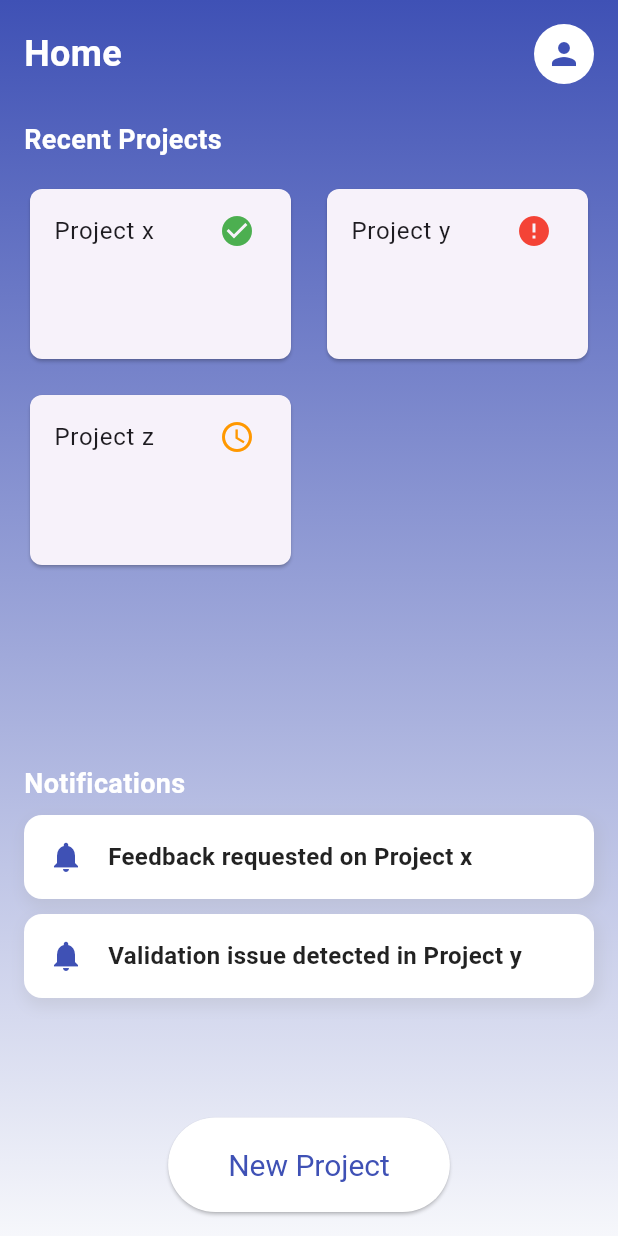
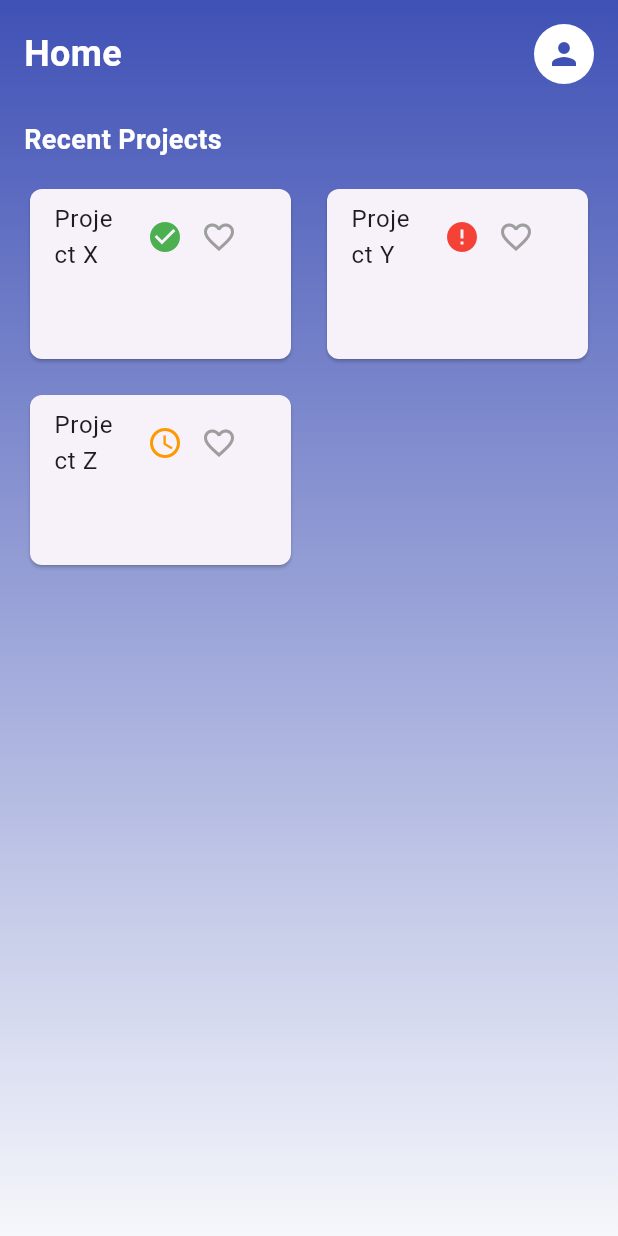
Before and after one commit to lailanabill/mobileproject, a Flutter app: the HomeScreen screen opened by its route, on a phone screen of 412 x 824 dp. Run offline on Flutter 3.47's test engine with Material 3 defaults, Android fonts, the phone set to English and light mode, and no system bars; our stand-ins replace file_picker, permission_handler, speech_to_text; missing offline and left inert: animated_introduction.

```diff
--- a/reqbot/lib/main.dart
+++ b/reqbot/lib/main.dart
@@ -1,6 +1,6 @@
 import 'package:flutter/material.dart';
 import 'package:provider/provider.dart'; // For state management
-import 'package:reqbotui/providers/favorites_provider.dart';
+import 'package:reqbot/providers/favorites_provider.dart';
 import 'screens/record.dart';
 import 'screens/sign_in_page.dart';
 import 'screens/sign_up_page.dart';
--- a/reqbot/lib/screens/home_screen.dart
+++ b/reqbot/lib/screens/home_screen.dart
@@ -1,7 +1,6 @@
 import 'package:flutter/material.dart';
-import 'package:reqbot/screens/record.dart';
-import 'package:reqbot/screens/upload_convert.dart';
-import 'project_name_input_screen.dart'; // Import the new screen
+import 'package:provider/provider.dart';
+import 'package:reqbot/providers/favorites_provider.dart';
 
 class HomeScreen extends StatelessWidget {
   const HomeScreen({Key? key}) : super(key: key);
@@ -11,7 +10,6 @@ class HomeScreen extends StatelessWidget {
     return Scaffold(
       body: Stack(
         children: [
-          // Gradient Background
           Container(
             decoration: const BoxDecoration(
               gradient: LinearGradient(
@@ -27,7 +25,6 @@ class HomeScreen extends StatelessWidget {
               child: Column(
                 crossAxisAlignment: CrossAxisAlignment.start,
                 children: [
-                  // App Bar Section
                   Row(
                     mainAxisAlignment: MainAxisAlignment.spaceBetween,
                     children: [
@@ -46,8 +43,6 @@ class HomeScreen extends StatelessWidget {
                     ],
                   ),
                   const SizedBox(height: 24),
-
-                  // Recent Projects Section
                   const Text(
                     'Recent Projects',
                     style: TextStyle(
@@ -58,21 +53,20 @@ class HomeScreen extends StatelessWidget {
                   ),
                   const SizedBox(height: 16),
                   Expanded(
-                    flex: 2,
                     child: GridView.builder(
                       gridDelegate:
                           const SliverGridDelegateWithFixedCrossAxisCount(
-                        crossAxisCount: 2, // Number of columns
-                        childAspectRatio: 1.5, // Aspect ratio of each card
-                        crossAxisSpacing: 16, // Spacing between columns
-                        mainAxisSpacing: 16, // Spacing between rows
+                        crossAxisCount: 2,
+                        childAspectRatio: 1.5,
+                        crossAxisSpacing: 16,
+                        mainAxisSpacing: 16,
                       ),
-                      itemCount: 3, // Number of projects
+                      itemCount: 3,
                       itemBuilder: (context, index) {
                         final projectNames = [
-                          'Project x',
-                          'Project y',
-                          'Project z'
+                          'Project X',
+                          'Project Y',
+                          'Project Z'
                         ];
                         final projectStatuses = [
                           'completed',
@@ -80,66 +74,11 @@ class HomeScreen extends StatelessWidget {
                           'in_progress'
                         ];
 
-                        // Add animations to cards
                         return AnimatedProjectCard(
                           projectName: projectNames[index],
                           status: projectStatuses[index],
                         );
                       },
-                    ),
-                  ),
-
-                  // Notifications Section
-                  const SizedBox(height: 16),
-                  const Text(
-                    'Notifications',
-                    style: TextStyle(
-                      color: Colors.white,
-                      fontSize: 18,
-                      fontWeight: FontWeight.bold,
-                    ),
-                  ),
-                  const SizedBox(height: 8),
-                  Expanded(
-                    flex: 1,
-                    child: ListView(
-                      children: const [
-                        NotificationButton(
-                            message: 'Feedback requested on Project x'),
-                        SizedBox(height: 10),
-                        NotificationButton(
-                            message: 'Validation issue detected in Project y'),
-                      ],
-                    ),
-                  ),
-
-                  // Bottom Section - Single Large Button
-                  const SizedBox(height: 16),
-                  Center(
-                    child: ElevatedButton(
-                      onPressed: () {
-                        // Navigate to the Project Name Input Screen
-                        Navigator.push(
-                          context,
-                          MaterialPageRoute(
-                              builder: (context) =>
-                                  const ProjectNameInputScreen()),
-                          // const Record()),
-                        );
-                      },
-                      style: ElevatedButton.styleFrom(
-                        backgroundColor: Colors.white,
-                        padding: const EdgeInsets.symmetric(
-                            horizontal: 40, vertical: 20),
-                        textStyle: const TextStyle(
-                          fontSize: 20,
-                          color: Color(0xFF3F51B5),
-                        ),
-                      ),
-                      child: const Text(
-                        'New Project',
-                        style: TextStyle(color: Color(0xFF3F51B5)),
-                      ),
                     ),
                   ),
                 ],
@@ -152,7 +91,6 @@ class HomeScreen extends StatelessWidget {
   }
 }
 
-// Animated Project Card with InkWell Splash
 class AnimatedProjectCard extends StatelessWidget {
   final String projectName;
   final String status;
@@ -161,25 +99,8 @@ class AnimatedProjectCard extends StatelessWidget {
 
   @override
   Widget build(BuildContext context) {
-    IconData icon;
-    Color color;
-
-    // Determine icon and color based on the project status
-    switch (status) {
-      case 'completed':
-        icon = Icons.check_circle;
-        color = Colors.green;
-        break;
-      case 'attention_needed':
-        icon = Icons.error;
-        color = Colors.red;
-        break;
-      case 'in_progress':
-      default:
-        icon = Icons.access_time;
-        color = Colors.orange;
-        break;
-    }
+    final favoritesProvider = Provider.of<FavoritesProvider>(context);
+    final isFavorite = favoritesProvider.isFavorite(projectName);
 
     return TweenAnimationBuilder(
       duration: const Duration(milliseconds: 500),
@@ -190,20 +111,48 @@ class AnimatedProjectCard extends StatelessWidget {
           scale: scale,
           child: InkWell(
             onTap: () {
-              // Handle card tap
               ScaffoldMessenger.of(context).showSnackBar(
                 SnackBar(content: Text('$projectName tapped')),
               );
             },
-            splashColor: Colors.blue.withOpacity(0.3), // InkWell splash color
-            borderRadius: BorderRadius.circular(8),
             child: Card(
               shape: RoundedRectangleBorder(
                 borderRadius: BorderRadius.circular(8),
               ),
               child: ListTile(
                 title: Text(projectName),
-                trailing: Icon(icon, color: color),
+                trailing: Row(
+                  mainAxisSize: MainAxisSize.min,
+                  children: [
+                    Icon(
+                      status == 'completed'
+                          ? Icons.check_circle
+                          : status == 'attention_needed'
+                              ? Icons.error
+                              : Icons.access_time,
+                      color: status == 'completed'
+                          ? Colors.green
+                          : status == 'attention_needed'
+                              ? Colors.red
+                              : Colors.orange,
+                    ),
+                    IconButton(
+                      icon: Icon(
+                        isFavorite ? Icons.favorite : Icons.favorite_border,
+                        color: isFavorite ? Colors.red : Colors.grey,
+                      ),
+                      onPressed: () {
+                        favoritesProvider.toggleFavorite(projectName);
+                        final snackBarMessage = isFavorite
+                            ? '$projectName removed from favorites'
+                            : '$projectName added to favorites';
+                        ScaffoldMessenger.of(context).showSnackBar(
+                          SnackBar(content: Text(snackBarMessage)),
+                        );
+                      },
+                    ),
+                  ],
+                ),
               ),
             ),
           ),
@@ -212,54 +161,3 @@ class AnimatedProjectCard extends StatelessWidget {
     );
   }
 }
-
-// Notification Buttons with Shadows
-class NotificationButton extends StatelessWidget {
-  final String message;
-
-  const NotificationButton({required this.message});
-
-  @override
-  Widget build(BuildContext context) {
-    return InkWell(
-      onTap: () {
-        ScaffoldMessenger.of(context).showSnackBar(
-          SnackBar(content: Text('$message tapped')),
-        );
-      },
-      splashColor: Colors.blue.withOpacity(0.2),
-      borderRadius: BorderRadius.circular(12),
-      child: Container(
-        padding: const EdgeInsets.all(16),
-        decoration: BoxDecoration(
-          color: Colors.white,
-          borderRadius: BorderRadius.circular(12),
-          boxShadow: [
-            BoxShadow(
-              color: Colors.grey.withOpacity(0.2),
-              blurRadius: 8,
-              spreadRadius: 2,
-              offset: const Offset(2, 4),
-            ),
-          ],
-        ),
-        child: Row(
-          children: [
-            const Icon(Icons.notifications, color: Color(0xFF3F51B5)),
-            const SizedBox(width: 16),
-            Expanded(
-              child: Text(
-                message,
-                style: const TextStyle(
-                  color: Colors.black87,
-                  fontSize: 16,
-                  fontWeight: FontWeight.bold,
-                ),
-              ),
-            ),
-          ],
-        ),
-      ),
-    );
-  }
-}
```
